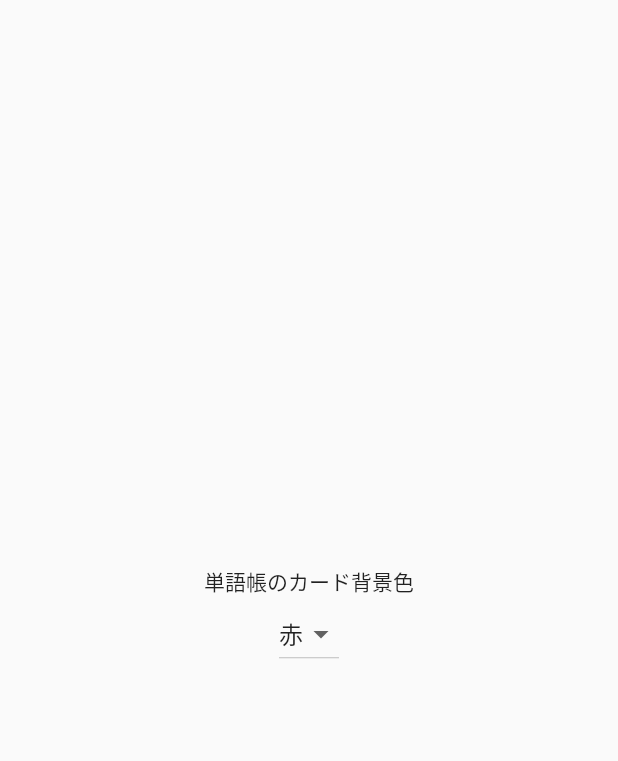
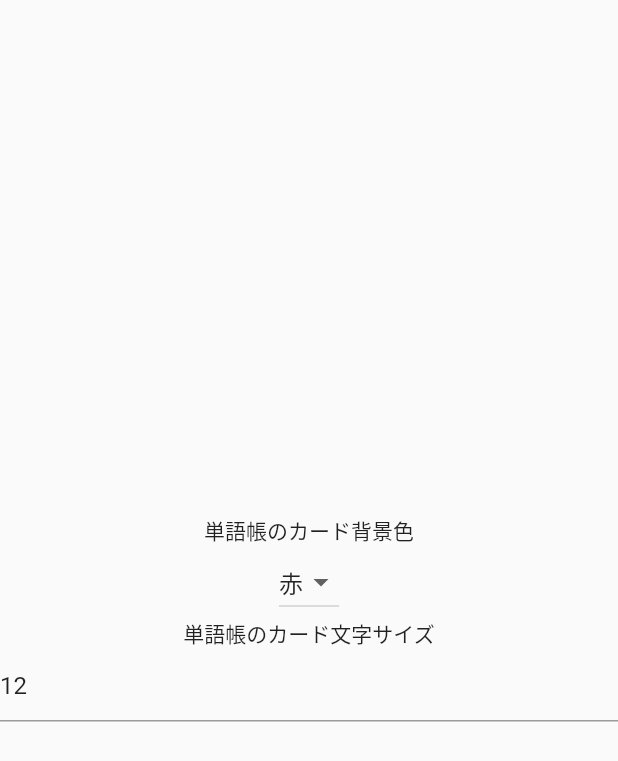
Before and after one commit to trainshogi/tango_flutter, a Flutter app: the SettingPage screen opened directly, on a phone screen of 412 x 824 dp. Shown: the top 761 px of the screen. Run offline on Flutter 3.47's test engine with Material 2 defaults, Android fonts, the phone set to English and light mode, and no system bars; our stand-ins replace shared_preferences; accounts and stored records are empty; Roboto replaces fonts that are missing (VLGothic).

Commit message:
enable to handle font size (but box error handling is not yet.)

```diff
--- a/lib/setting.dart
+++ b/lib/setting.dart
@@ -22,7 +22,8 @@ class Setting extends StatefulWidget {
 
 class SettingState extends State<Setting> {
   List<DropdownMenuItem<String>> _items = [];
-  String _selectItem = "ffffff";
+  String _selectItem = "000000";
+  int _selectedSize = 12;
 
   @override
   void initState() {
@@ -38,6 +39,11 @@ class SettingState extends State<Setting> {
             }
           }))
     );
+    getPref("size").then((size) => setState((){
+      if (size.isNotEmpty) {
+        _selectedSize = int.parse(size);
+      }
+    }));
   }
 
   Future<List<DropdownMenuItem<String>>> getCsvData(String path) async {
@@ -79,6 +85,19 @@ class SettingState extends State<Setting> {
               }),
             },
           ),
+
+          Text("単語帳のカード文字サイズ"),
+          TextFormField(
+            initialValue: _selectedSize.toString(),
+            keyboardType: TextInputType.number,
+            inputFormatters: [FilteringTextInputFormatter.digitsOnly],
+            onChanged: (value) => {
+              setState(() {
+                _selectedSize = int.parse(value);
+                setPref("size", value);
+              }),
+            },
+          )
         ]
     );
   }
```
Also changed, not shown: lib/tangocho.dart (+13 -15 lines), pubspec.lock.
